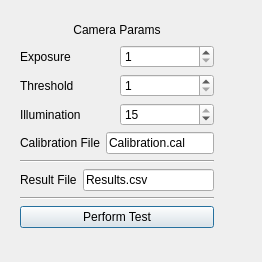
Qt form CalibrationValidation/python/CalibrationTest.ui (nenetto/NPTrackingTools) before a commit.
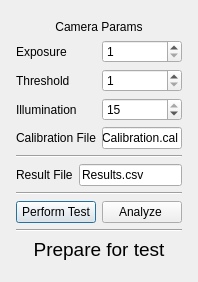
The same form after that commit.

The edit to the form file:
```diff
--- a/CalibrationValidation/python/CalibrationTest.ui
+++ b/CalibrationValidation/python/CalibrationTest.ui
@@ -6,22 +6,45 @@
    <rect>
     <x>0</x>
     <y>0</y>
-    <width>262</width>
-    <height>262</height>
+    <width>198</width>
+    <height>282</height>
    </rect>
   </property>
   <property name="windowTitle">
    <string>Dialog</string>
   </property>
-  <widget class="QWidget" name="layoutWidget">
-   <property name="geometry">
-    <rect>
-     <x>20</x>
-     <y>20</y>
-     <width>194</width>
-     <height>208</height>
-    </rect>
-   </property>
+  <layout class="QHBoxLayout" name="horizontalLayout_6">
+   <item>
+    <layout class="QHBoxLayout" name="horizontalLayout_5">
+     <item>
+      <spacer name="horizontalSpacer">
+       <property name="orientation">
+        <enum>Qt::Horizontal</enum>
+       </property>
+       <property name="sizeHint" stdset="0">
+        <size>
+         <width>40</width>
+         <height>20</height>
+        </size>
+       </property>
+      </spacer>
+     </item>
+     <item>
+      <layout class="QVBoxLayout" name="verticalLayout_7">
+       <item>
+        <spacer name="verticalSpacer_2">
+         <property name="orientation">
+          <enum>Qt::Vertical</enum>
+         </property>
+         <property name="sizeHint" stdset="0">
+          <size>
+           <width>20</width>
+           <height>40</height>
+          </size>
+         </property>
+        </spacer>
+       </item>
+       <item>
    <layout class="QVBoxLayout" name="verticalLayout_6">
     <item>
      <layout class="QVBoxLayout" name="verticalLayout_5">
@@ -159,14 +182,78 @@
      </widget>
     </item>
     <item>
+          <layout class="QHBoxLayout" name="horizontalLayout_4">
+           <item>
      <widget class="QPushButton" name="run">
       <property name="text">
        <string>Perform Test</string>
       </property>
      </widget>
     </item>
-   </layout>
-  </widget>
+           <item>
+            <widget class="QPushButton" name="analyze">
+             <property name="text">
+              <string>Analyze </string>
+             </property>
+            </widget>
+           </item>
+          </layout>
+         </item>
+        </layout>
+       </item>
+       <item>
+        <widget class="Line" name="line_3">
+         <property name="orientation">
+          <enum>Qt::Horizontal</enum>
+         </property>
+        </widget>
+       </item>
+       <item>
+        <widget class="QLabel" name="ResultLabel">
+         <property name="font">
+          <font>
+           <pointsize>14</pointsize>
+          </font>
+         </property>
+         <property name="text">
+          <string>Prepare for test</string>
+         </property>
+         <property name="alignment">
+          <set>Qt::AlignCenter</set>
+         </property>
+        </widget>
+       </item>
+       <item>
+        <spacer name="verticalSpacer">
+         <property name="orientation">
+          <enum>Qt::Vertical</enum>
+         </property>
+         <property name="sizeHint" stdset="0">
+          <size>
+           <width>20</width>
+           <height>40</height>
+          </size>
+         </property>
+        </spacer>
+       </item>
+      </layout>
+     </item>
+     <item>
+      <spacer name="horizontalSpacer_2">
+       <property name="orientation">
+        <enum>Qt::Horizontal</enum>
+       </property>
+       <property name="sizeHint" stdset="0">
+        <size>
+         <width>40</width>
+         <height>20</height>
+        </size>
+       </property>
+      </spacer>
+     </item>
+    </layout>
+   </item>
+  </layout>
  </widget>
  <resources/>
  <connections/>
```
Left out of the diff: 6 changed lines with no effect on the pictures. Lines whose indentation alone changed are shown as unchanged.
